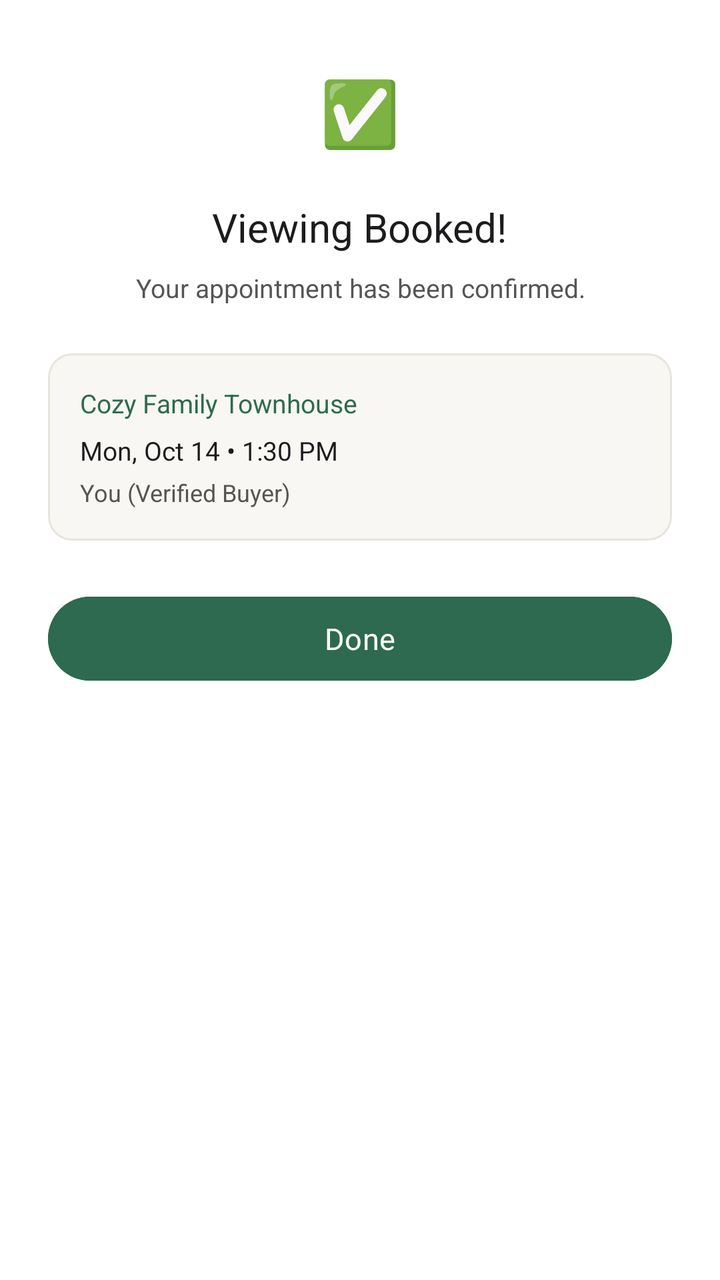
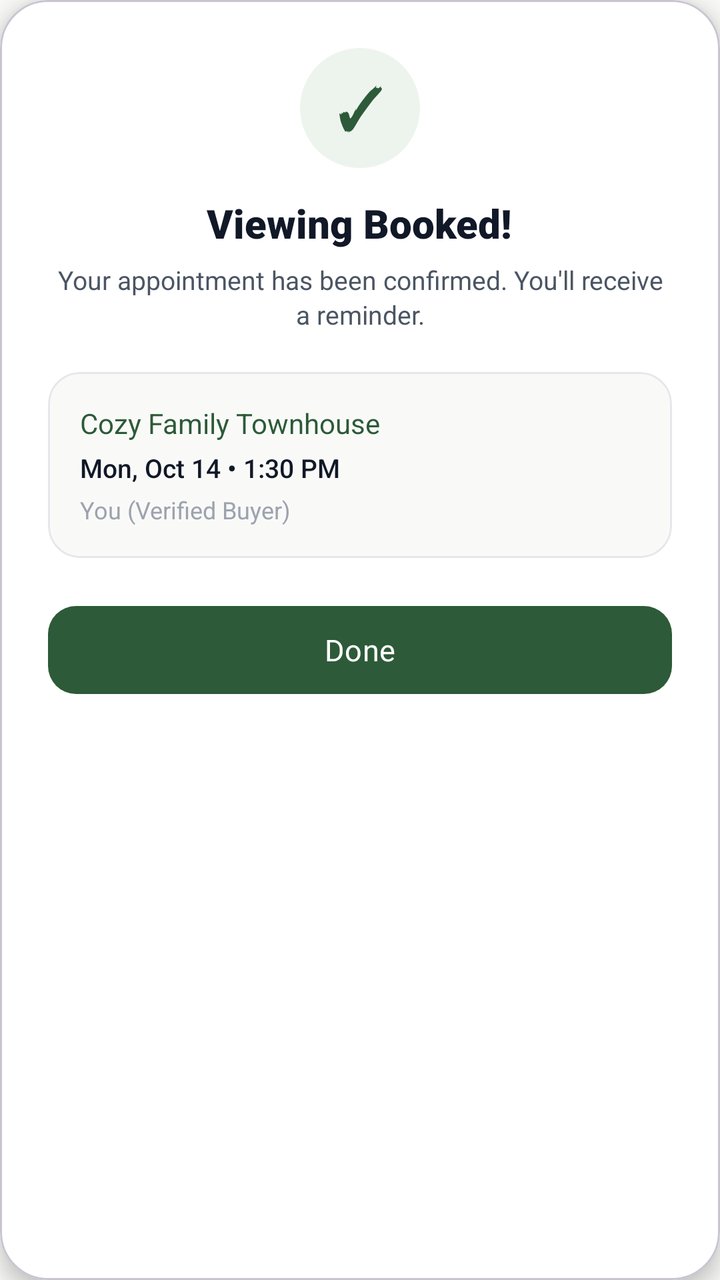

The first picture is an Android layout as it rendered before a commit; the second is the same layout after the commit. The layout source and the unified diff follow.
<!-- AndroidManifest.xml: application theme Theme.EStateFlow -->
<!-- res/layout/dialog_booking_success.xml -->
<?xml version="1.0" encoding="utf-8"?>
<LinearLayout
    xmlns:android="http://schemas.android.com/apk/res/android"
    android:layout_width="match_parent"
    android:layout_height="wrap_content"
    android:orientation="vertical"
    android:background="#FFFFFF"
    android:padding="24dp"
    android:gravity="center_horizontal">

    
    <TextView
        android:layout_width="64dp"
        android:layout_height="64dp"
        android:gravity="center"
        android:text="✅"
        android:textSize="32sp"
        android:layout_marginBottom="12dp" />

    <TextView
        android:layout_width="wrap_content"
        android:layout_height="wrap_content"
        android:text="Viewing Booked!"
        android:textSize="20sp"
        android:fontFamily="sans-serif-bold"
        android:textColor="#1C1C1E"
        android:layout_marginBottom="8dp" />

    <TextView
        android:id="@+id/txtBookingSuccessSummary"
        android:layout_width="match_parent"
        android:layout_height="wrap_content"
        android:gravity="center"
        android:textSize="13sp"
        android:textColor="#555555"
        android:lineSpacingExtra="4dp"
        android:layout_marginBottom="24dp"
        android:text="Your appointment has been confirmed." />

    
    <com.google.android.material.card.MaterialCardView
        xmlns:app="http://schemas.android.com/apk/res-auto"
        android:layout_width="match_parent"
        android:layout_height="wrap_content"
        app:cardBackgroundColor="#F8F7F3"
        app:cardCornerRadius="12dp"
        app:cardElevation="0dp"
        app:strokeColor="#E8E4DC"
        app:strokeWidth="1dp"
        android:layout_marginBottom="24dp">

        <LinearLayout
            android:layout_width="match_parent"
            android:layout_height="wrap_content"
            android:orientation="vertical"
            android:padding="16dp">

            <TextView
                android:id="@+id/txtSuccessProperty"
                android:layout_width="wrap_content"
                android:layout_height="wrap_content"
                android:fontFamily="sans-serif-bold"
                android:textColor="#2D6A4F"
                android:textSize="13sp"
                android:text="Cozy Family Townhouse" />

            <TextView
                android:id="@+id/txtSuccessDateTime"
                android:layout_width="wrap_content"
                android:layout_height="wrap_content"
                android:layout_marginTop="6dp"
                android:textColor="#1C1C1E"
                android:textSize="13sp"
                android:text="Mon, Oct 14 • 1:30 PM" />

            <TextView
                android:id="@+id/txtSuccessClient"
                android:layout_width="wrap_content"
                android:layout_height="wrap_content"
                android:layout_marginTop="4dp"
                android:textColor="#555555"
                android:textSize="12sp"
                android:text="You (Verified Buyer)" />
        </LinearLayout>
    </com.google.android.material.card.MaterialCardView>

    <com.google.android.material.button.MaterialButton
        android:id="@+id/btnSuccessDone"
        android:layout_width="match_parent"
        android:layout_height="50dp"
        android:backgroundTint="#2D6A4F"
        android:text="Done"
        android:textColor="#FFFFFF"
        android:textSize="15sp"
        android:fontFamily="sans-serif-bold" />

</LinearLayout>
<!-- resources referenced by this layout -->
<resources>
  <style name="Theme.EStateFlow" parent="Base.Theme.EStateFlow" />
  <style name="Base.Theme.EStateFlow" parent="Theme.Material3.DayNight.NoActionBar">
          <item name="colorPrimary">@color/primary_green</item>
          <item name="colorOnPrimary">@color/white</item>
          <item name="colorPrimaryContainer">@color/primary_green_container</item>
          <item name="colorSecondary">@color/primary_green_light</item>
          <item name="android:windowBackground">@color/bg_page</item>
          <item name="android:statusBarColor">@color/bg_page</item>
          <item name="android:windowLightStatusBar">true</item>
      </style>
  <color name="primary_green">#2D5A38</color>
  <color name="white">#FFFFFFFF</color>
  <color name="primary_green_container">#EDF4ED</color>
  <color name="primary_green_light">#437A52</color>
  <color name="bg_page">#F9FAF8</color>
</resources>

<!-- the commit's change to res/layout/dialog_booking_success.xml (unified diff, before → after) -->
@@ -1,97 +1,121 @@
 <?xml version="1.0" encoding="utf-8"?>
-<LinearLayout
+<com.google.android.material.card.MaterialCardView
     xmlns:android="http://schemas.android.com/apk/res/android"
+    xmlns:app="http://schemas.android.com/apk/res-auto"
     android:layout_width="match_parent"
     android:layout_height="wrap_content"
-    android:orientation="vertical"
-    android:background="#FFFFFF"
-    android:padding="24dp"
-    android:gravity="center_horizontal">
+    android:layout_marginStart="24dp"
+    android:layout_marginEnd="24dp"
+    app:cardBackgroundColor="@color/surface_card"
+    app:cardCornerRadius="24dp"
+    app:cardElevation="6dp">
 
-    
-    <TextView
-        android:layout_width="64dp"
-        android:layout_height="64dp"
-        android:gravity="center"
-        android:text="✅"
-        android:textSize="32sp"
-        android:layout_marginBottom="12dp" />
-
-    <TextView
-        android:layout_width="wrap_content"
-        android:layout_height="wrap_content"
-        android:text="Viewing Booked!"
-        android:textSize="20sp"
-        android:fontFamily="sans-serif-bold"
-        android:textColor="#1C1C1E"
-        android:layout_marginBottom="8dp" />
-
-    <TextView
-        android:id="@+id/txtBookingSuccessSummary"
+    <LinearLayout
         android:layout_width="match_parent"
         android:layout_height="wrap_content"
-        android:gravity="center"
-        android:textSize="13sp"
-        android:textColor="#555555"
-        android:lineSpacingExtra="4dp"
-        android:layout_marginBottom="24dp"
-        android:text="Your appointment has been confirmed." />
+        android:orientation="vertical"
+        android:padding="24dp"
+        android:gravity="center_horizontal">
 
-    
-    <com.google.android.material.card.MaterialCardView
-        xmlns:app="http://schemas.android.com/apk/res-auto"
-        android:layout_width="match_parent"
-        android:layout_height="wrap_content"
-        app:cardBackgroundColor="#F8F7F3"
-        app:cardCornerRadius="12dp"
-        app:cardElevation="0dp"
-        app:strokeColor="#E8E4DC"
-        app:strokeWidth="1dp"
-        android:layout_marginBottom="24dp">
+        
+        <FrameLayout
+            android:layout_width="60dp"
+            android:layout_height="60dp"
+            android:background="@drawable/bg_avatar_circle"
+            android:backgroundTint="@color/primary_green_container"
+            android:layout_marginBottom="14dp">
 
-        <LinearLayout
+            <TextView
+                android:layout_width="wrap_content"
+                android:layout_height="wrap_content"
+                android:layout_gravity="center"
+                android:text="✓"
+                android:textColor="@color/primary_green"
+                android:fontFamily="sans-serif-black"
+                android:textSize="28sp" />
+        </FrameLayout>
+
+        <TextView
+            android:layout_width="wrap_content"
+            android:layout_height="wrap_content"
+            android:text="Viewing Booked!"
+            android:textSize="20sp"
+            android:fontFamily="sans-serif-black"
+            android:textColor="@color/text_primary"
+            android:layout_marginBottom="6dp" />
+
+        <TextView
+            android:id="@+id/txtBookingSuccessSummary"
             android:layout_width="match_parent"
             android:layout_height="wrap_content"
-            android:orientation="vertical"
-            android:padding="16dp">
+            android:gravity="center"
+            android:textSize="13sp"
+            android:fontFamily="sans-serif"
+            android:textColor="@color/text_secondary"
+            android:lineSpacingExtra="2dp"
+            android:layout_marginBottom="20dp"
+            android:text="Your appointment has been confirmed. You'll receive a reminder." />
 
-            <TextView
-                android:id="@+id/txtSuccessProperty"
-                android:layout_width="wrap_content"
+        
+        <com.google.android.material.card.MaterialCardView
+            android:layout_width="match_parent"
+            android:layout_height="wrap_content"
+            app:cardBackgroundColor="@color/bg_page"
+            app:cardCornerRadius="16dp"
+            app:cardElevation="0dp"
+            app:strokeColor="@color/border_subtle"
+            app:strokeWidth="1dp"
+            android:layout_marginBottom="20dp">
+
+            <LinearLayout
+                android:layout_width="match_parent"
                 android:layout_height="wrap_content"
-                android:fontFamily="sans-serif-bold"
-                android:textColor="#2D6A4F"
-                android:textSize="13sp"
-                android:text="Cozy Family Townhouse" />
+                android:orientation="vertical"
+                android:padding="16dp">
 
-            <TextView
-                android:id="@+id/txtSuccessDateTime"
-                android:layout_width="wrap_content"
-                android:layout_height="wrap_content"
-                android:layout_marginTop="6dp"
-                android:textColor="#1C1C1E"
-                android:textSize="13sp"
-                android:text="Mon, Oct 14 • 1:30 PM" />
+                <TextView
+                    android:id="@+id/txtSuccessProperty"
+                    android:layout_width="wrap_content"
+                    android:layout_height="wrap_content"
+                    android:fontFamily="sans-serif-bold"
+                    android:textColor="@color/primary_green"
+                    android:textSize="14sp"
+                    android:text="Cozy Family Townhouse" />
 
-            <TextView
-                android:id="@+id/txtSuccessClient"
-                android:layout_width="wrap_content"
-                android:layout_height="wrap_content"
-                android:layout_marginTop="4dp"
-                android:textColor="#555555"
-                android:textSize="12sp"
-                android:text="You (Verified Buyer)" />
-        </LinearLayout>
-    </com.google.android.material.card.MaterialCardView>
+                <TextView
+                    android:id="@+id/txtSuccessDateTime"
+                    android:layout_width="wrap_content"
+                    android:layout_height="wrap_content"
+                    android:layout_marginTop="4dp"
+                    android:textColor="@color/text_primary"
+                    android:textSize="13sp"
+                    android:fontFamily="sans-serif-medium"
+                    android:text="Mon, Oct 14 • 1:30 PM" />
 
-    <com.google.android.material.button.MaterialButton
-        android:id="@+id/btnSuccessDone"
-        android:layout_width="match_parent"
-        android:layout_height="50dp"
-        android:backgroundTint="#2D6A4F"
-        android:text="Done"
-        android:textColor="#FFFFFF"
-        android:textSize="15sp"
-        android:fontFamily="sans-serif-bold" />
+                <TextView
+                    android:id="@+id/txtSuccessClient"
+                    android:layout_width="wrap_content"
+                    android:layout_height="wrap_content"
+                    android:layout_marginTop="4dp"
+                    android:textColor="@color/text_muted"
+                    android:textSize="12sp"
+                    android:fontFamily="sans-serif"
+                    android:text="You (Verified Buyer)" />
+            </LinearLayout>
+        </com.google.android.material.card.MaterialCardView>
 
-</LinearLayout>
+        <com.google.android.material.button.MaterialButton
+            android:id="@+id/btnSuccessDone"
+            style="@style/Widget.Material3.Button"
+            android:layout_width="match_parent"
+            android:layout_height="52dp"
+            app:backgroundTint="@color/primary_green"
+            app:cornerRadius="14dp"
+            android:text="Done"
+            android:textColor="@color/white"
+            android:textSize="15sp"
+            android:fontFamily="sans-serif-bold" />
+
+    </LinearLayout>
+
+</com.google.android.material.card.MaterialCardView>
<!-- resource entries referenced after the edit -->
@@ -1,6 +1,8 @@
 <!-- resources referenced by this layout -->
 <resources>
   <style name="Theme.EStateFlow" parent="Base.Theme.EStateFlow" />
+  <color name="primary_blue_light">#437A52</color>
+  <color name="primary_blue">#2D5A38</color>
   <style name="Base.Theme.EStateFlow" parent="Theme.Material3.DayNight.NoActionBar">
           <item name="colorPrimary">@color/primary_green</item>
           <item name="colorOnPrimary">@color/white</item>
@@ -12,8 +14,21 @@
       </style>
   <color name="primary_green">#2D5A38</color>
   <color name="white">#FFFFFFFF</color>
+  <!-- drawable bg_avatar_circle (drawable) -->
+  <shape xmlns:android="http://schemas.android.com/apk/res/android"
+      android:shape="oval">
+    <solid android:color="@color/primary_blue_light" />
+    <stroke
+        android:width="2dp"
+        android:color="@color/primary_blue" />
+  </shape>
   <color name="primary_green_container">#EDF4ED</color>
+  <color name="surface_card">#FFFFFF</color>
+  <color name="text_muted">#9CA3AF</color>
+  <color name="text_primary">#111827</color>
+  <color name="text_secondary">#4B5563</color>
   <color name="primary_green_light">#437A52</color>
   <color name="bg_page">#F9FAF8</color>
+  <color name="border_subtle">#E5E7EB</color>
 </resources>
 
